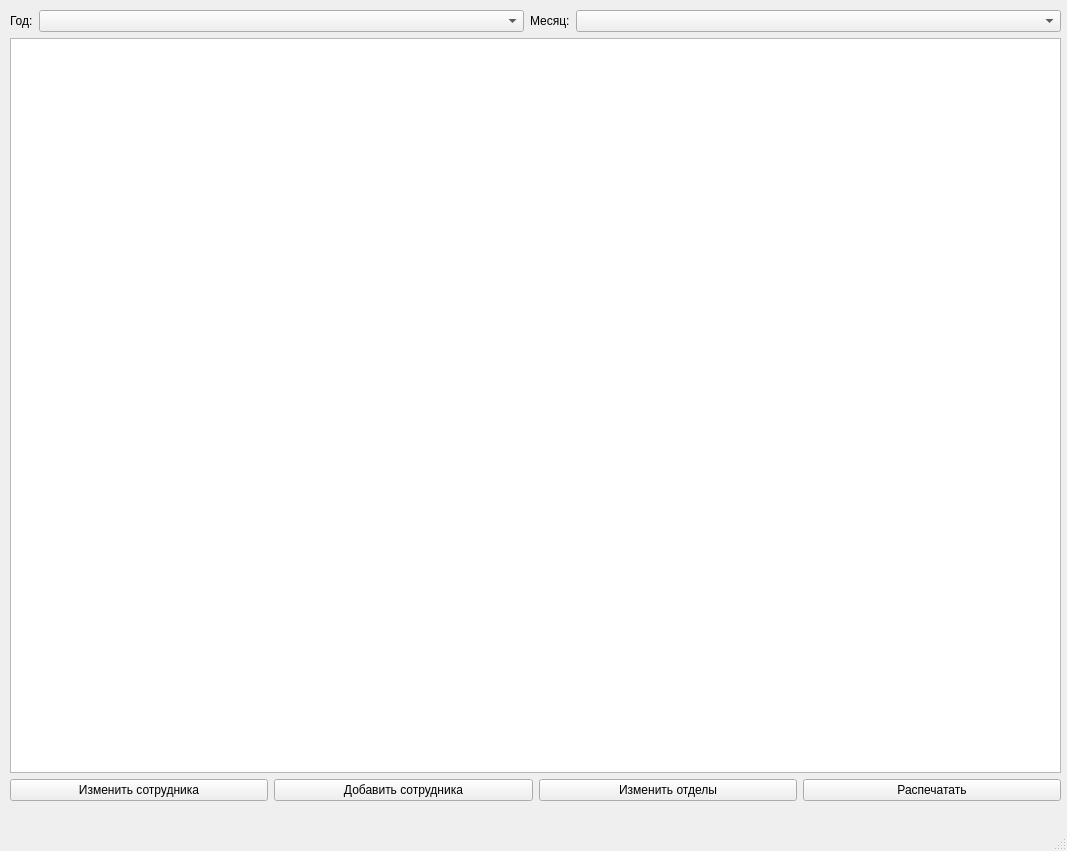
The window that main.ui (AlexanderChck/git_project1) describes before a commit, drawn with Qt 5.
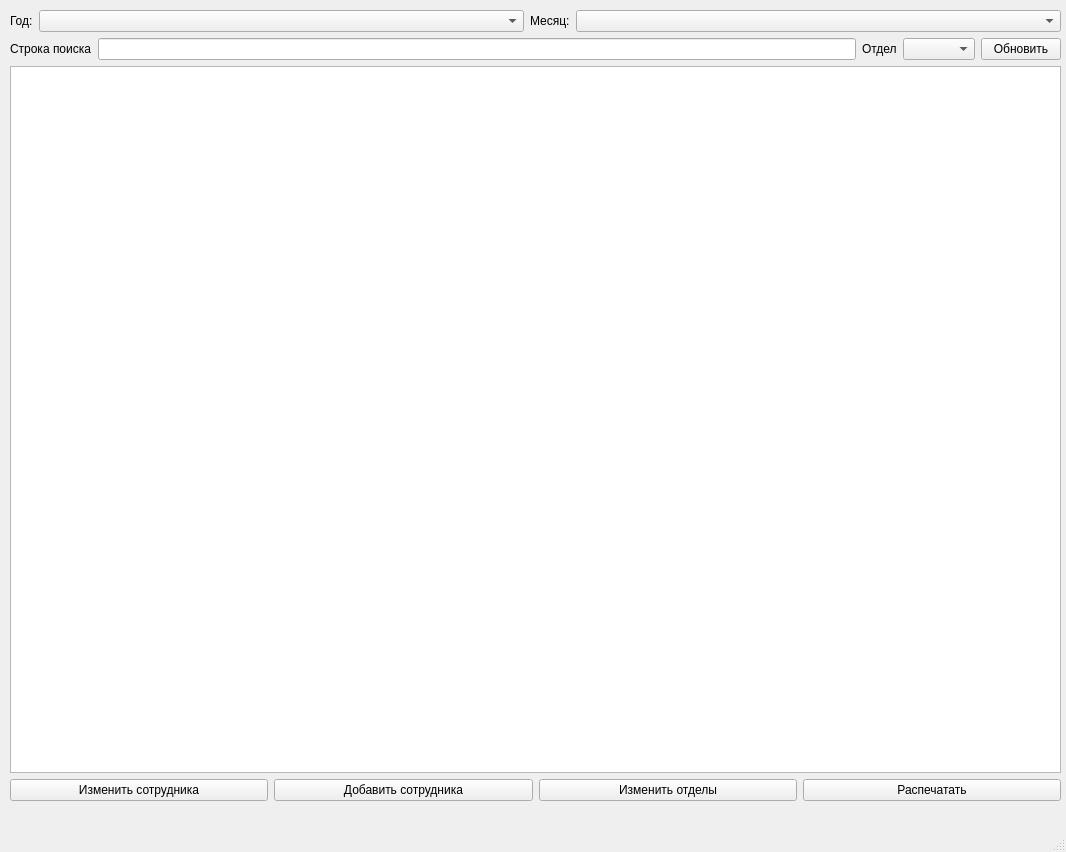
The same window after the commit.

Commit message: Третья версия программы

What changed in the file:
```diff
--- a/main.ui
+++ b/main.ui
@@ -6,8 +6,8 @@
    <rect>
     <x>0</x>
     <y>0</y>
-    <width>1067</width>
-    <height>851</height>
+    <width>1066</width>
+    <height>852</height>
    </rect>
   </property>
   <property name="windowTitle">
@@ -60,6 +60,37 @@
        </item>
       </layout>
      </item>
+     <item>
+      <layout class="QHBoxLayout" name="horizontalLayout_3">
+       <item>
+        <widget class="QLabel" name="label_4">
+         <property name="text">
+          <string>Строка поиска</string>
+         </property>
+        </widget>
+       </item>
+       <item>
+        <widget class="QLineEdit" name="find_line"/>
+       </item>
+       <item>
+        <widget class="QLabel" name="label_3">
+         <property name="text">
+          <string>Отдел</string>
+         </property>
+        </widget>
+       </item>
+       <item>
+        <widget class="QComboBox" name="cbx_dep"/>
+       </item>
+       <item>
+        <widget class="QPushButton" name="btn_reftbl">
+         <property name="text">
+          <string>Обновить</string>
+         </property>
+        </widget>
+       </item>
+      </layout>
+     </item>
      <item>
       <widget class="QTableWidget" name="tblw_schedule">
        <property name="sizePolicy">
```
Left out of the diff: 4 changed lines with no effect on the pictures. The commit also changes 2 other files.
